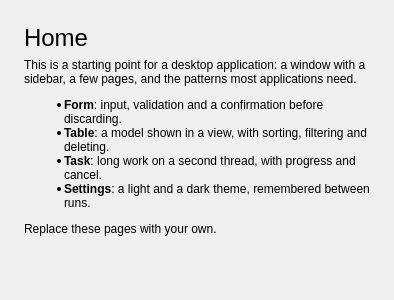
This is src/app/ui/home_page.ui in CameronBrooks11/pyside6-gui-template as Qt 5 draws it before an edit. The edited form follows.
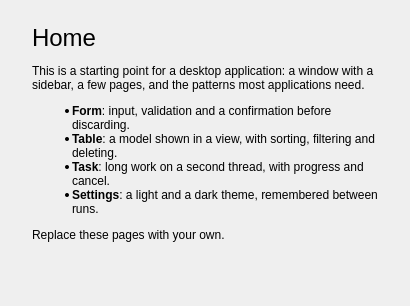
This is the edited form.

```diff
--- a/src/app/ui/home_page.ui
+++ b/src/app/ui/home_page.ui
@@ -3,14 +3,17 @@
  <class>HomePage</class>
  <widget class="QWidget" name="HomePage">
   <layout class="QVBoxLayout" name="page_layout">
+   <property name="spacing">
+    <number>12</number>
+   </property>
    <property name="leftMargin">
-    <number>24</number>
+    <number>32</number>
    </property>
    <property name="topMargin">
     <number>24</number>
    </property>
    <property name="rightMargin">
-    <number>24</number>
+    <number>32</number>
    </property>
    <property name="bottomMargin">
     <number>24</number>
```
